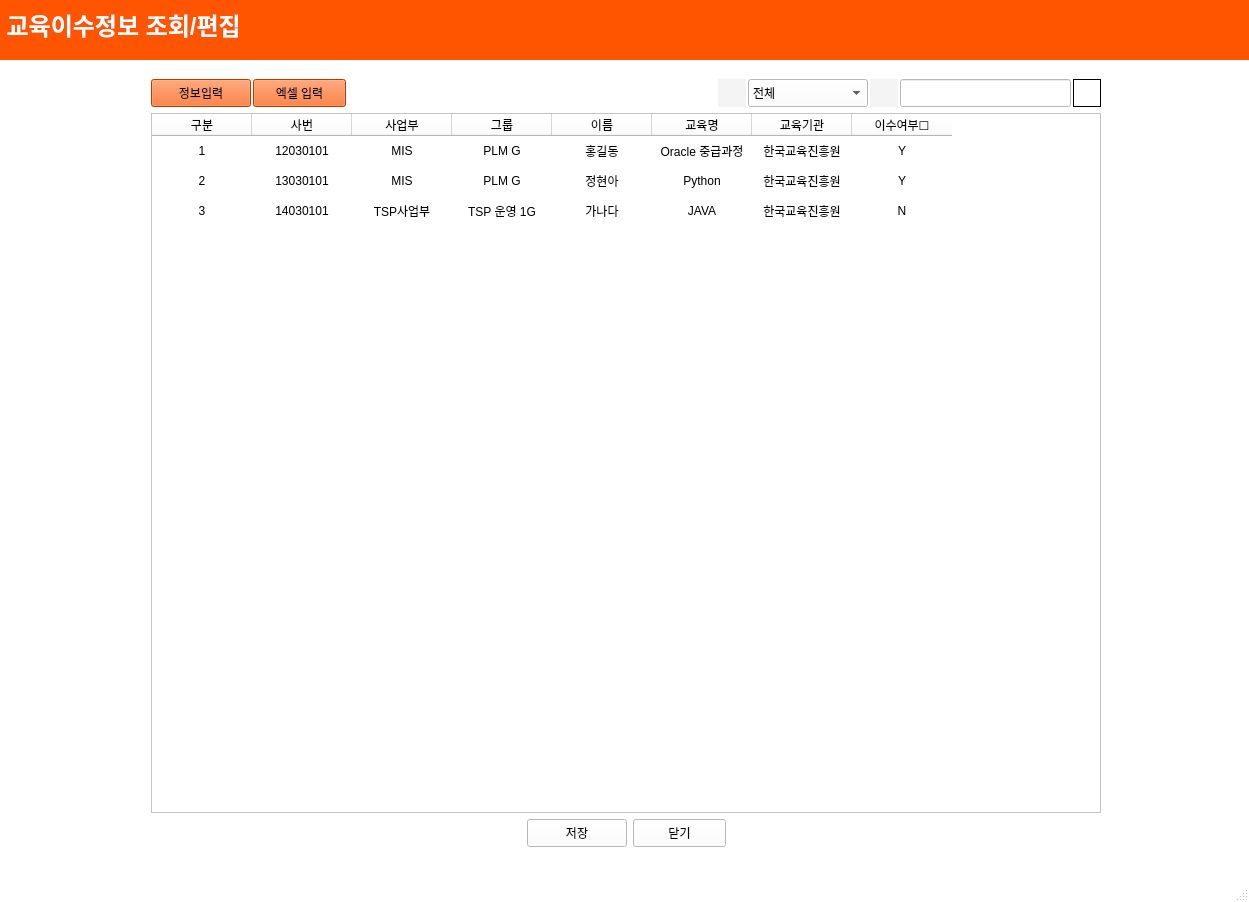
Before: the Qt Designer form edu_list.ui in hyeona-jeong/HRIS, drawn with Qt 5.
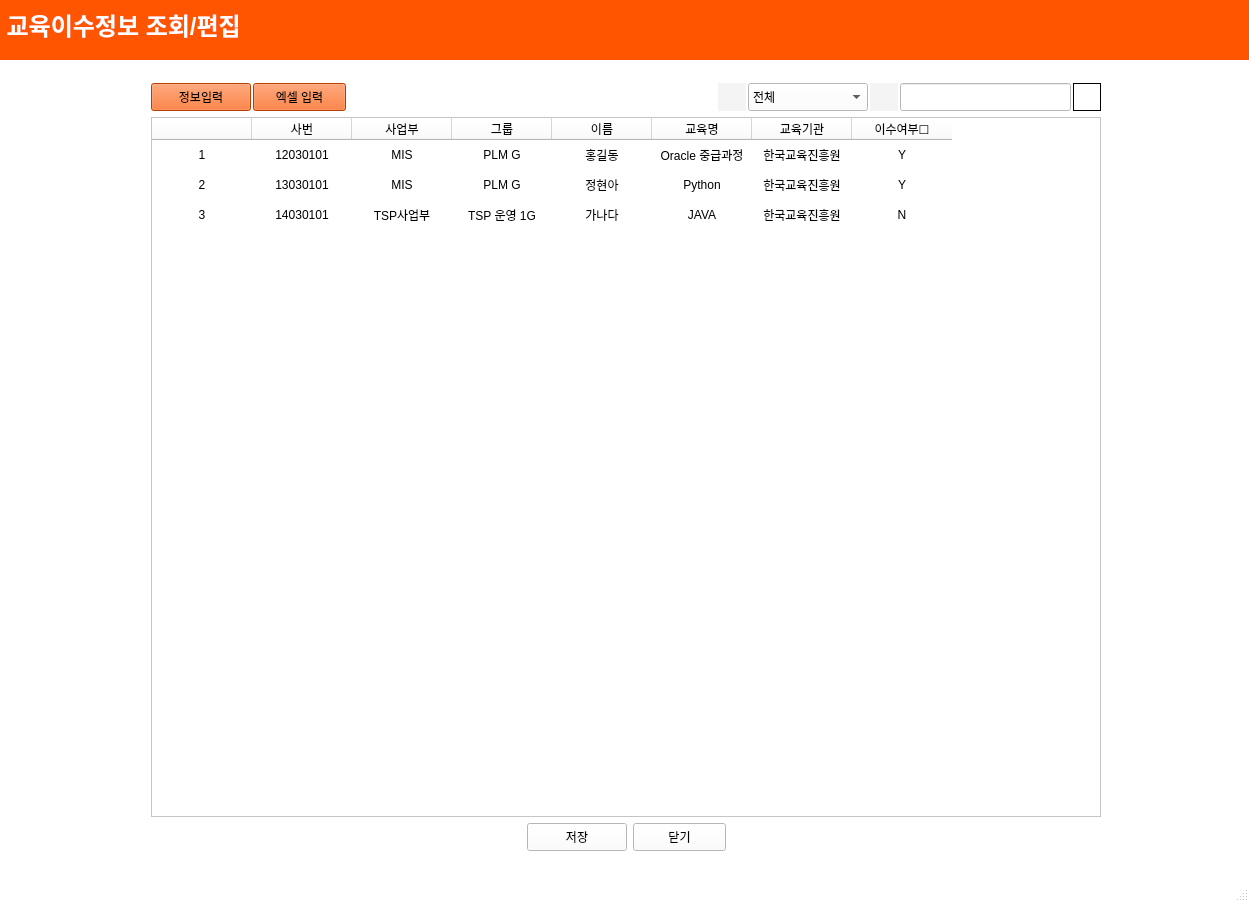
After: the same form once the commit is applied. Icons and pictures are not drawn.

Diff of the .ui file:
```diff
--- a/edu_list.ui
+++ b/edu_list.ui
@@ -474,7 +474,7 @@
       <x>0</x>
       <y>-10</y>
       <width>1251</width>
-      <height>871</height>
+      <height>878</height>
      </rect>
     </property>
     <layout class="QVBoxLayout" name="eduListLayout">
@@ -1199,7 +1199,7 @@
            </row>
            <column>
             <property name="text">
-             <string>구분</string>
+             <string/>
             </property>
            </column>
            <column>
```
Left out of the diff: 3 changed lines with no effect on the pictures.
